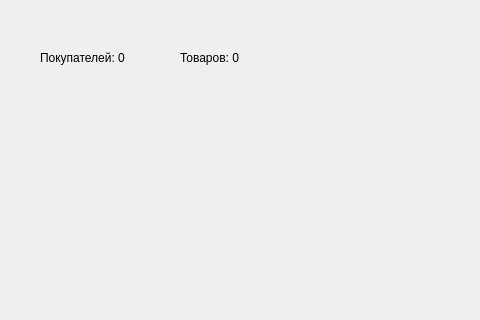
Daniil-PD/Database_management_system, file sourse/main_win.ui: the form before one commit; both pictures show x 0 to 480 and y 0 to 320 of the 800 by 600 pixel window.
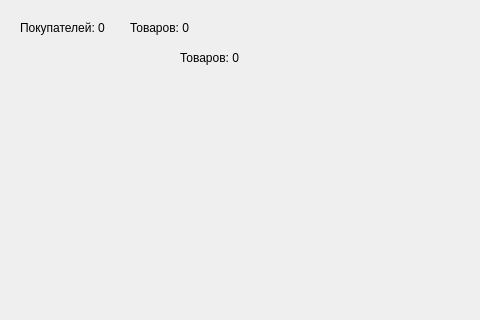
The form after the commit.

Diff of the .ui file:
```diff
--- a/sourse/main_win.ui
+++ b/sourse/main_win.ui
@@ -17,8 +17,8 @@
    <widget class="QLabel" name="label_count_buyers">
     <property name="geometry">
      <rect>
-      <x>40</x>
-      <y>50</y>
+      <x>20</x>
+      <y>20</y>
       <width>111</width>
       <height>16</height>
      </rect>
@@ -40,6 +40,19 @@
      <string>Товаров: 0</string>
     </property>
    </widget>
+   <widget class="QLabel" name="label_count_products">
+    <property name="geometry">
+     <rect>
+      <x>130</x>
+      <y>20</y>
+      <width>111</width>
+      <height>16</height>
+     </rect>
+    </property>
+    <property name="text">
+     <string>Товаров: 0</string>
+    </property>
+   </widget>
   </widget>
   <widget class="QMenuBar" name="menubar">
    <property name="geometry">
```
Left out of the diff: 2 changed lines with no effect on the pictures.
